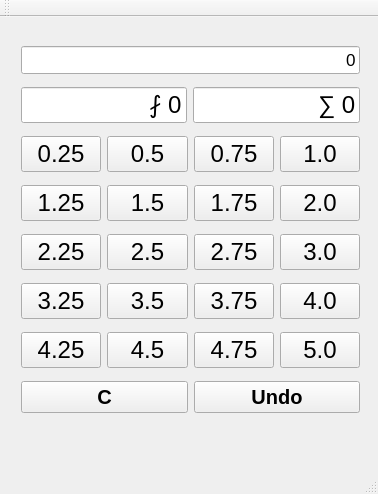
Qt form qmarks.ui (markusmeyerhofer/QMarks) before a commit.
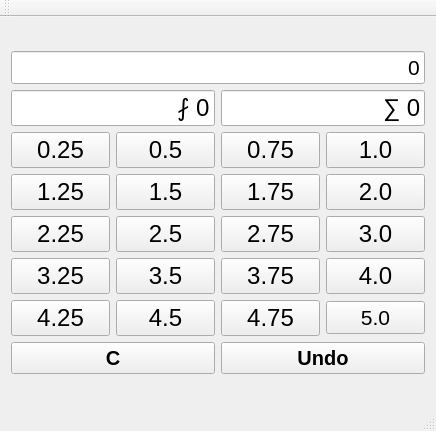
The same form after that commit.

Commit message: Added: GUI horizontally expanding

```diff
--- a/qmarks.ui
+++ b/qmarks.ui
@@ -6,29 +6,34 @@
    <rect>
     <x>0</x>
     <y>0</y>
-    <width>378</width>
-    <height>494</height>
+    <width>436</width>
+    <height>431</height>
    </rect>
   </property>
   <property name="windowTitle">
    <string>QMarks</string>
   </property>
   <widget class="QWidget" name="centralWidget">
-   <widget class="QWidget" name="">
-    <property name="geometry">
-     <rect>
-      <x>10</x>
-      <y>11</y>
-      <width>361</width>
-      <height>411</height>
-     </rect>
-    </property>
+   <property name="sizePolicy">
+    <sizepolicy hsizetype="Preferred" vsizetype="Preferred">
+     <horstretch>0</horstretch>
+     <verstretch>0</verstretch>
+    </sizepolicy>
+   </property>
+   <layout class="QGridLayout" name="gridLayout">
+    <item row="0" column="0">
     <layout class="QVBoxLayout" name="verticalLayout">
      <item>
       <widget class="QLineEdit" name="operandsLineEdit">
+        <property name="sizePolicy">
+         <sizepolicy hsizetype="Minimum" vsizetype="Fixed">
+          <horstretch>0</horstretch>
+          <verstretch>0</verstretch>
+         </sizepolicy>
+        </property>
        <property name="font">
         <font>
-         <pointsize>13</pointsize>
+          <pointsize>16</pointsize>
         </font>
        </property>
        <property name="text">
@@ -321,9 +326,16 @@
        </item>
        <item>
         <widget class="QPushButton" name="b5">
+          <property name="sizePolicy">
+           <sizepolicy hsizetype="Preferred" vsizetype="Fixed">
+            <horstretch>0</horstretch>
+            <verstretch>0</verstretch>
+           </sizepolicy>
+          </property>
          <property name="font">
           <font>
-           <pointsize>18</pointsize>
+            <pointsize>16</pointsize>
+            <kerning>false</kerning>
           </font>
          </property>
          <property name="text">
@@ -366,7 +378,8 @@
       </layout>
      </item>
     </layout>
-   </widget>
+    </item>
+   </layout>
   </widget>
   <widget class="QMenuBar" name="menuBar">
    <property name="geometry">
```
Left out of the diff: 2 changed lines with no effect on the pictures. Lines whose indentation alone changed are shown as unchanged. The commit also changes 2 other files.
